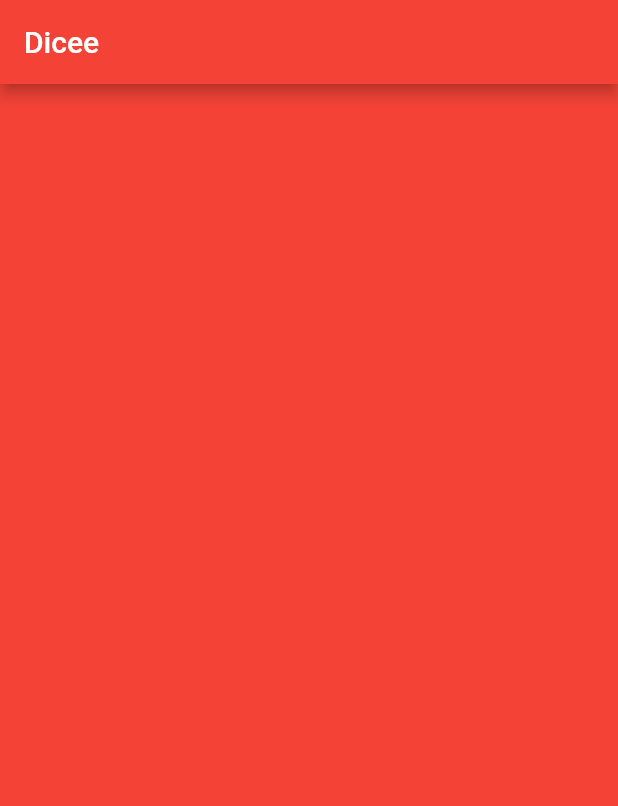
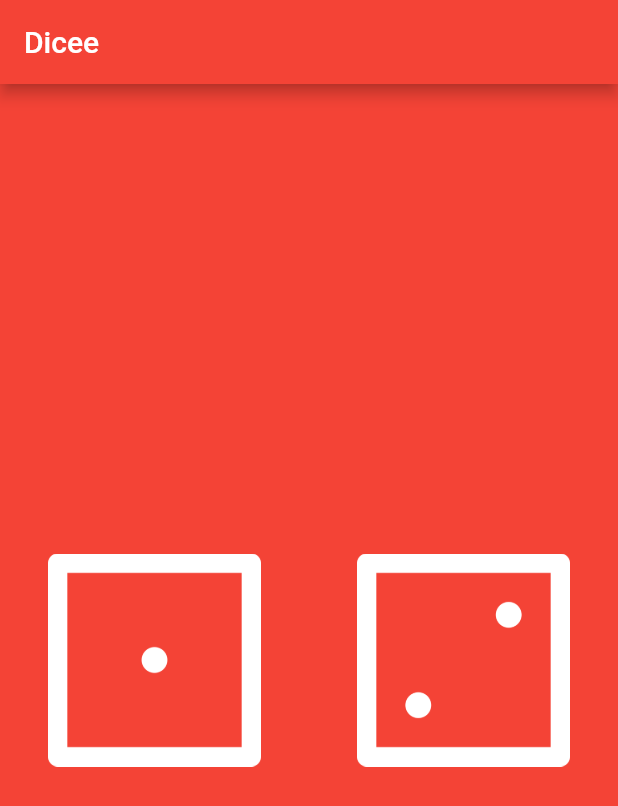
Before and after one commit to BarringtonThor/Dicee, a Flutter app: the screen it shows after launch, on a phone screen of 412 x 824 dp. Shown: the top 806 px of the screen. Run offline on Flutter 3.47's test engine with Material 2 defaults, Android fonts, the phone set to English and light mode, and no system bars.

Commit message:
second commit

```diff
--- a/lib/main.dart
+++ b/lib/main.dart
@@ -18,6 +18,29 @@ void main() {
 class DicePage extends StatelessWidget {
   @override
   Widget build(BuildContext context) {
-    return Container();
+    return Center(
+      child: Row(
+        children: <Widget>[
+          Expanded(
+            child: Padding(
+              padding: const EdgeInsets.all(16.0),
+              child: FlatButton(
+                onPressed: () {},
+                child: Image.asset('images/dice1.png'),
+              ),
+            ),
+          ),
+          Expanded(
+            child: Padding(
+              padding: const EdgeInsets.all(16.0),
+              child: FlatButton(
+                onPressed: () {},
+                child: Image.asset('images/dice2.png'),
+              ),
+            ),
+          ),
+        ],
+      ),
+    );
   }
 }
```
Also changed, not shown: 6 other files.
